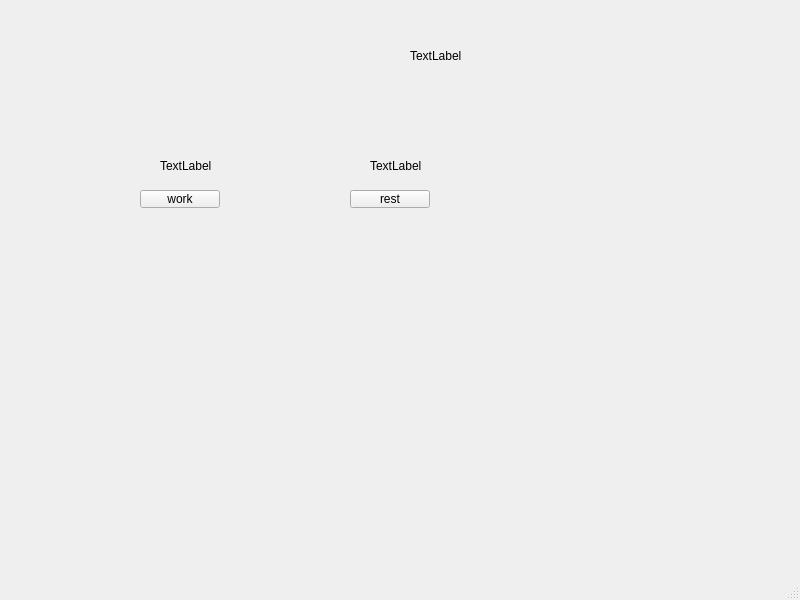
Above: mainwindow.ui from zshh666/Panorama before the change. Below: the same form after it.
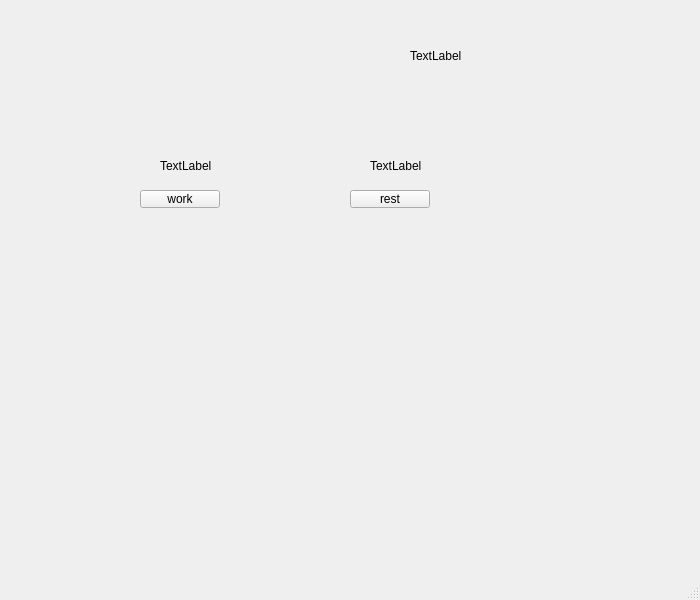
That is the form after the change.

The edit to the form file:
```diff
--- a/mainwindow.ui
+++ b/mainwindow.ui
@@ -6,7 +6,7 @@
    <rect>
     <x>0</x>
     <y>0</y>
-    <width>800</width>
+    <width>700</width>
     <height>600</height>
    </rect>
   </property>
```
